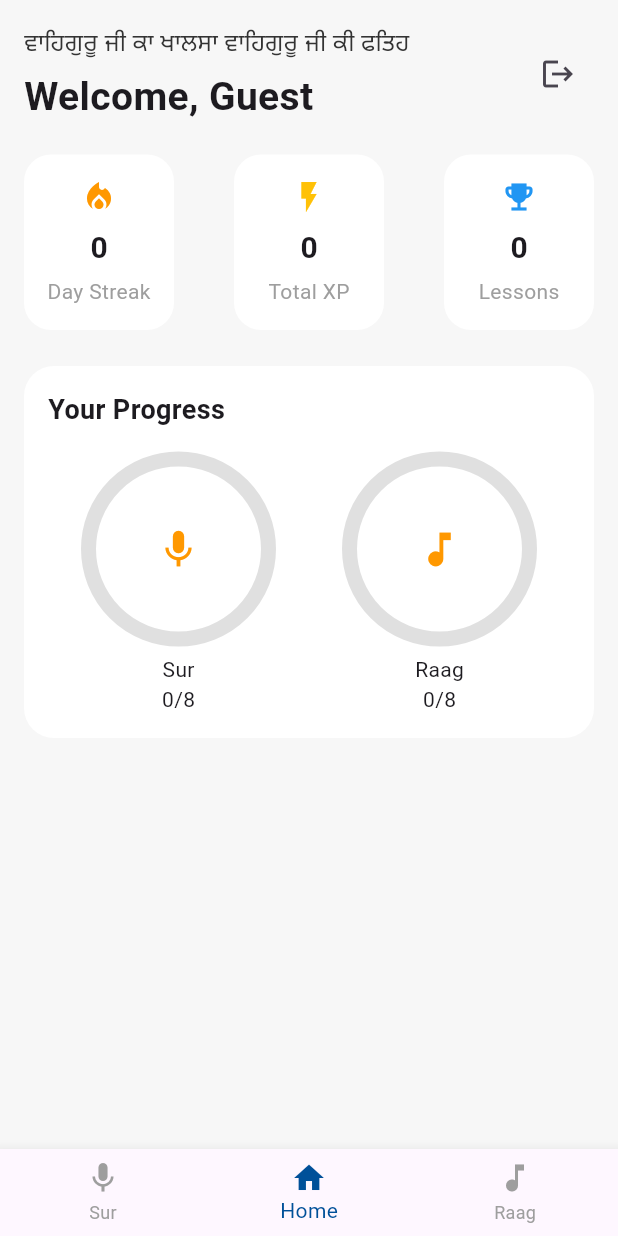
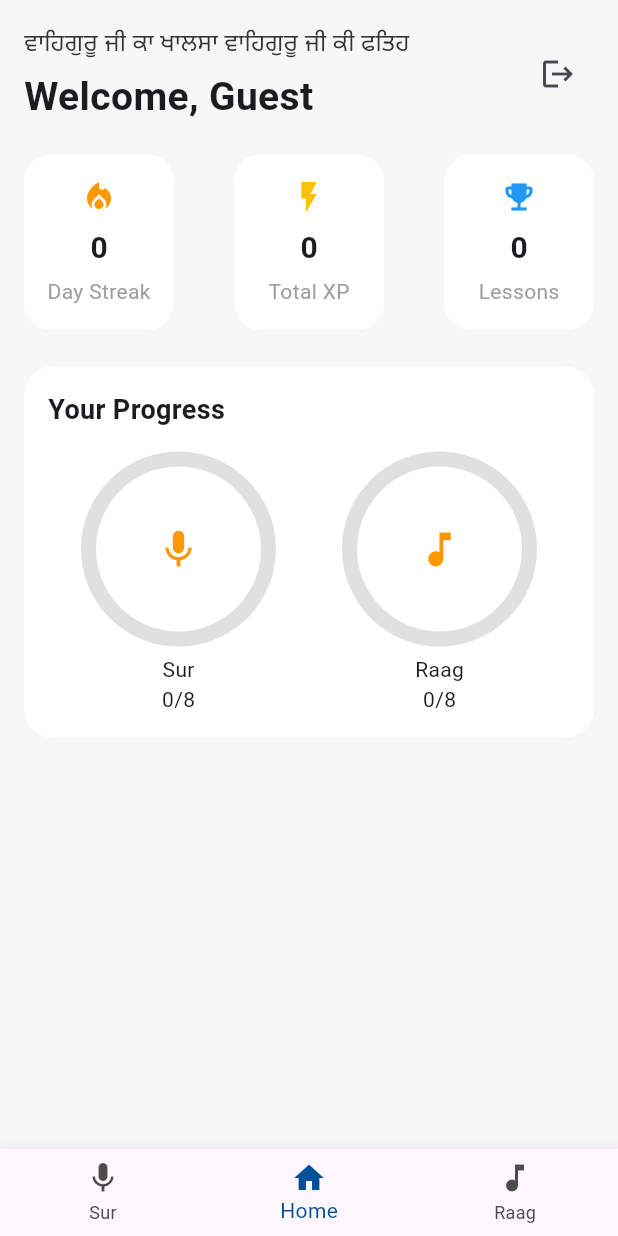
Before and after one commit to akaur825/gurlingo, a Flutter app: the MainScreen screen opened by its route, on a phone screen of 412 x 824 dp. Run offline on Flutter 3.47's test engine with Material 3 defaults, Android fonts, the phone set to English and light mode, and no system bars; our stand-ins replace shared_preferences; accounts and stored records are empty.

Commit message:
navbar color changes

```diff
--- a/lib/screens/main_screen.dart
+++ b/lib/screens/main_screen.dart
@@ -38,7 +38,7 @@ class _MainScreenState extends State<MainScreen> {
         },
 
         selectedItemColor: brandBlue,
-        unselectedItemColor: Colors.grey,
+        unselectedItemColor: const Color.fromARGB(255, 76, 76, 76),
         items: const [
           BottomNavigationBarItem(
             icon: Icon(Icons.mic),
```
